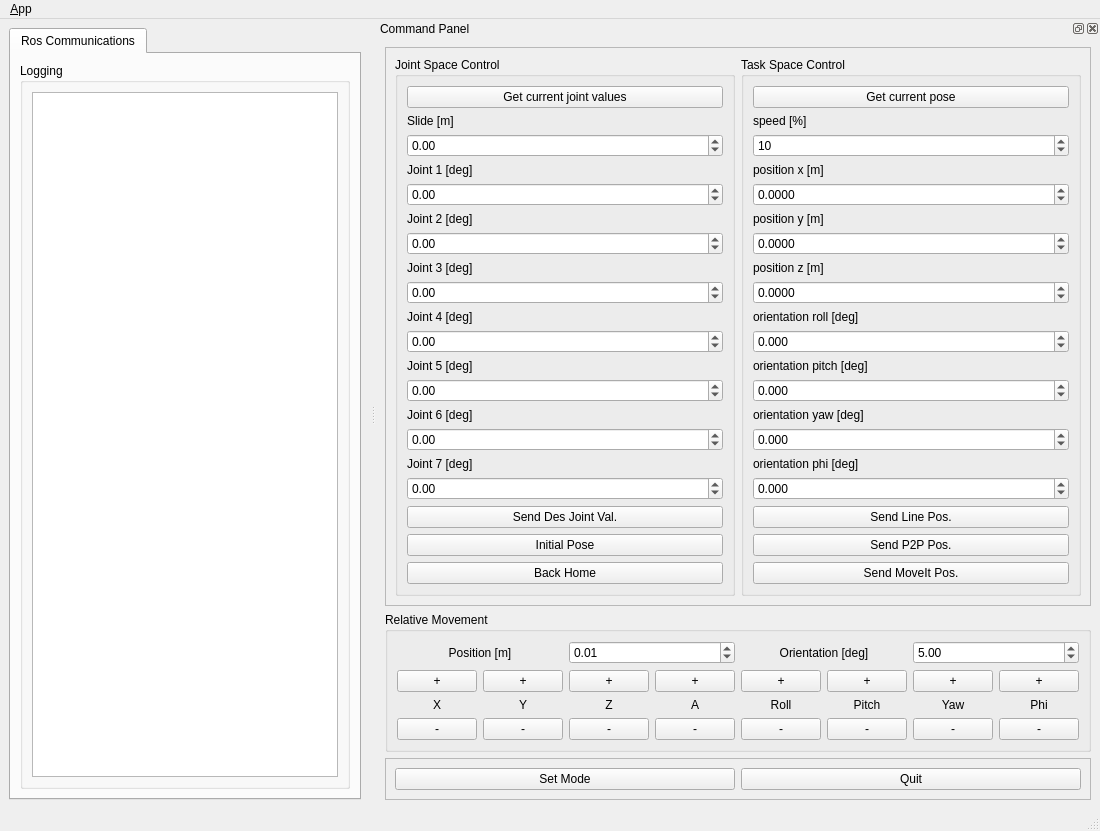
Above: ROBOTIS/ROBOTIS-MANIPULATOR-H/manipulator_h_gui/ui/main_window.ui from errrr0501/wrs2020 before the change. Below: the same form after it.
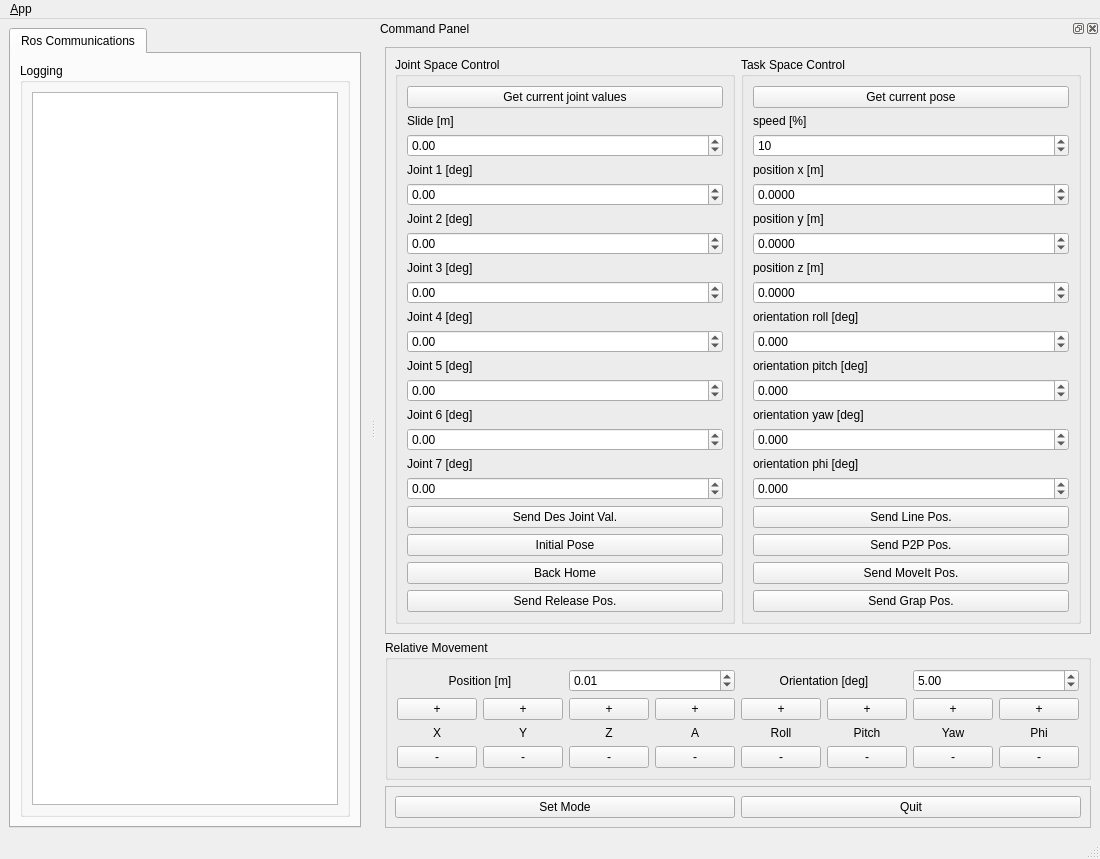
That is the form after the change. Icons and pictures are not drawn.

Diff of the .ui file:
```diff
--- a/ROBOTIS/ROBOTIS-MANIPULATOR-H/manipulator_h_gui/ui/main_window.ui
+++ b/ROBOTIS/ROBOTIS-MANIPULATOR-H/manipulator_h_gui/ui/main_window.ui
@@ -360,6 +360,13 @@
              </property>
             </widget>
            </item>
+          <item>
+           <widget class="QPushButton" name="des_Grap_button">
+            <property name="text">
+              <string>Send Grap Pos.</string>
+             </property>
+            </widget>
+           </item>
           </layout>
          </widget>
         </item>
@@ -559,6 +566,13 @@
           </property>
          </widget>
         </item>
+          <item>
+           <widget class="QPushButton" name="des_Release_button">
+            <property name="text">
+              <string>Send Release Pos.</string>
+             </property>
+            </widget>
+           </item>
           </layout>
          </widget>
         </item>
```
